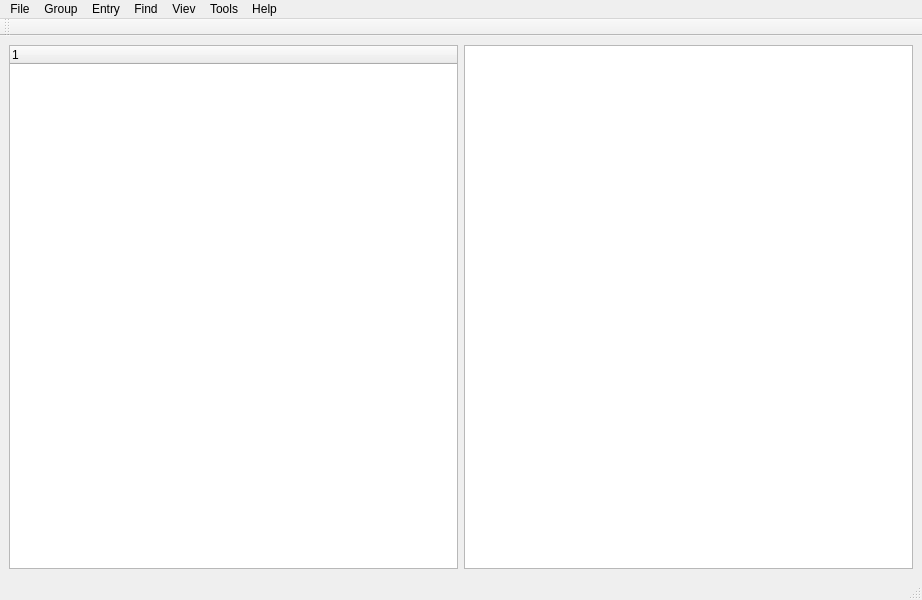
Old version of the form src/mainwindow.ui in the repository anovotarsk/keepass.
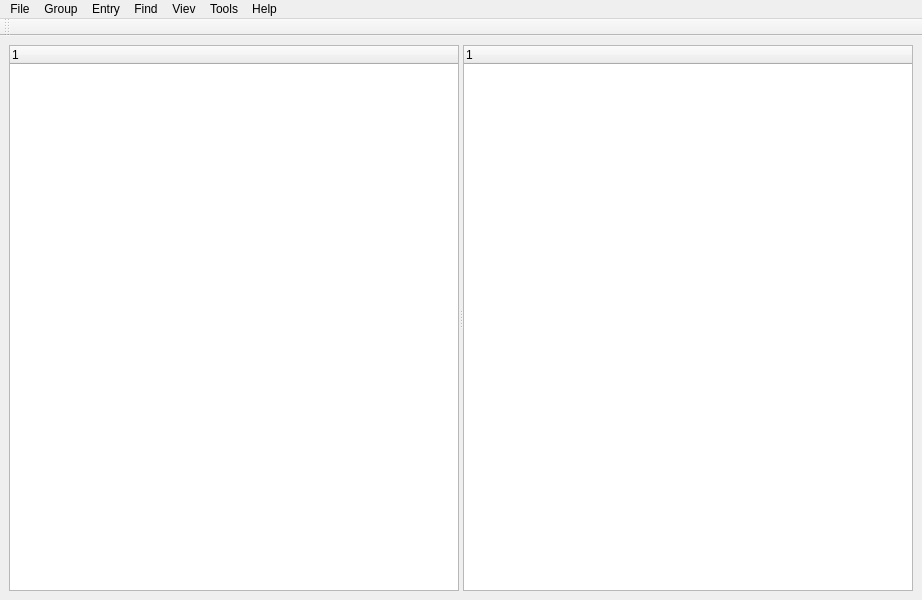
New version of the form.

Commit message: icons + tree

```diff
--- a/src/mainwindow.ui
+++ b/src/mainwindow.ui
@@ -16,16 +16,28 @@
   <widget class="QWidget" name="centralwidget">
    <layout class="QHBoxLayout" name="horizontalLayout">
     <item>
+     <widget class="QSplitter" name="splitter">
+      <property name="orientation">
+       <enum>Qt::Horizontal</enum>
+      </property>
      <widget class="QTreeWidget" name="treeWidget">
+       <property name="enabled">
+        <bool>true</bool>
+       </property>
       <column>
        <property name="text">
         <string notr="true">1</string>
        </property>
       </column>
      </widget>
-    </item>
-    <item>
-     <widget class="QTableWidget" name="tableWidget"/>
+      <widget class="QTreeWidget" name="passList">
+       <column>
+        <property name="text">
+         <string notr="true">1</string>
+        </property>
+       </column>
+      </widget>
+     </widget>
     </item>
    </layout>
   </widget>
@@ -81,7 +93,6 @@
    <addaction name="menuTools"/>
    <addaction name="menuHelp"/>
   </widget>
-  <widget class="QStatusBar" name="statusbar"/>
   <widget class="QToolBar" name="toolBar">
    <property name="windowTitle">
     <string>toolBar</string>
```
Lines whose indentation alone changed are shown as unchanged. The commit also changes 196 other files.
